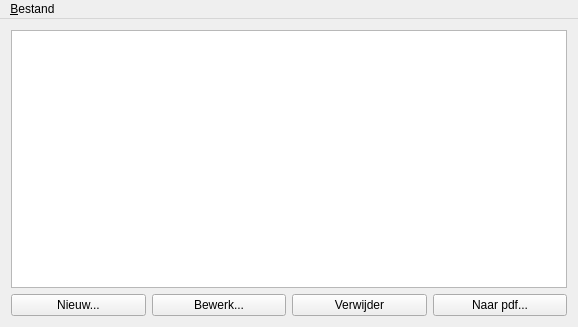
First picture: the form in view/mainwindow.ui, repository progreon/QLogbook, before the edit.
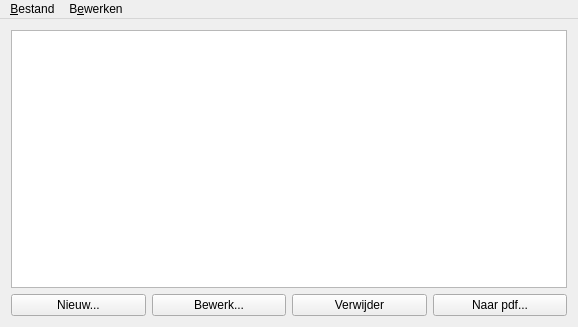
Second picture: the form after the edit.

```diff
--- a/view/mainwindow.ui
+++ b/view/mainwindow.ui
@@ -95,7 +95,18 @@
     <addaction name="separator"/>
     <addaction name="actionE_xit"/>
    </widget>
+   <widget class="QMenu" name="menuB_ewerken">
+    <property name="title">
+     <string>B&amp;ewerken</string>
+    </property>
+    <addaction name="action_Nieuw_2"/>
+    <addaction name="actionB_ewerk"/>
+    <addaction name="actionVerwij_der"/>
+    <addaction name="separator"/>
+    <addaction name="action_Beschrijving"/>
+   </widget>
    <addaction name="menu_File"/>
+   <addaction name="menuB_ewerken"/>
   </widget>
   <action name="action_Open">
    <property name="text">
```
Left out of the diff: 30 changed lines with no effect on the pictures.
